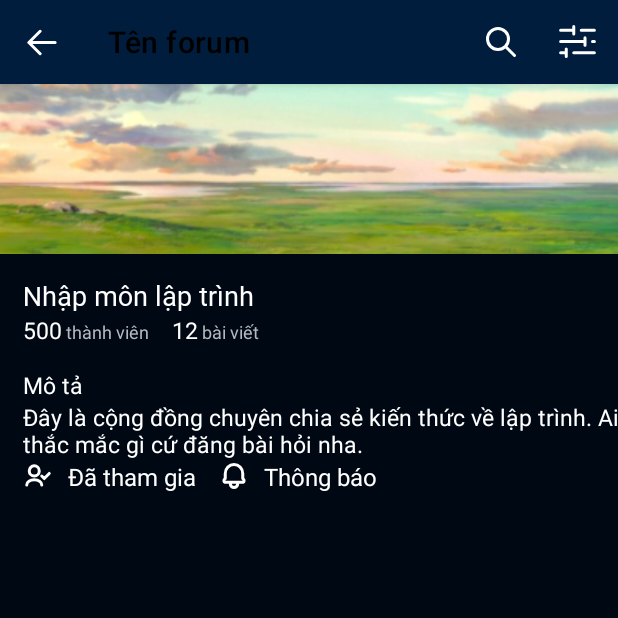
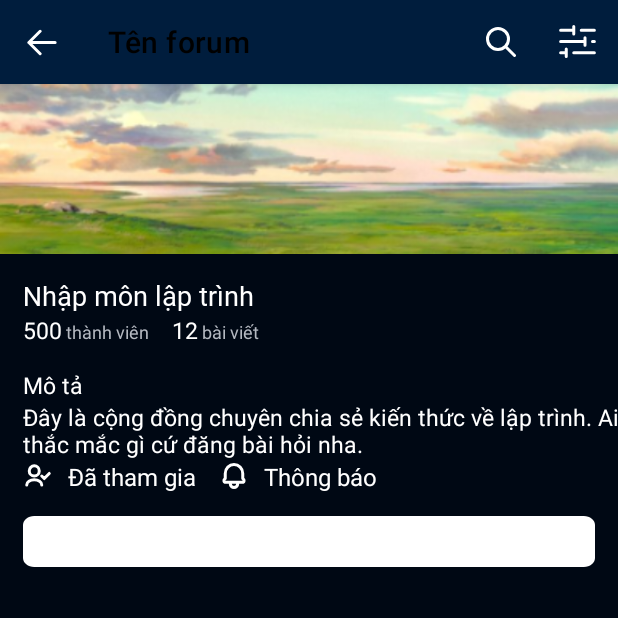
Before and after one commit to UITSE-500bros/EduForum, an Android app: the CommunityActivity screen opened directly, with no data from a screen before it, on a phone screen of 412 x 824 dp, the top half of it. Run offline under Robolectric (Android 15) with nearby library versions, the phone set to English and light mode, and no system bars; our stand-ins replace Firebase (no records; nobody signed in at launch, a user with empty details on screens opened directly), data binding; 1 statement that could not run was skipped.

Commit message:
feat: createpost btn

```diff
--- a/app/src/main/AndroidManifest.xml
+++ b/app/src/main/AndroidManifest.xml
@@ -20,7 +20,7 @@
             android:name=".activity.ui.community.CreatePostActivity"
             android:exported="false" />
         <activity
-            android:exported="false"
+            android:exported="true"
             android:name=".activity.ui.community.CommunityActivity"
             android:theme="@style/Theme.MaterialComponents.NoActionBar" />
 
--- /dev/null
+++ b/app/src/main/res/drawable/input_text_box.xml
@@ -0,0 +1,18 @@
+<vector
+    xmlns:android="http://schemas.android.com/apk/res/android"
+    xmlns:aapt="http://schemas.android.com/aapt"
+    android:width="307dp"
+    android:height="34dp"
+    android:viewportWidth="307"
+    android:viewportHeight="34"
+    >
+    <group>
+        <clip-path
+            android:pathData="M6 0H301C304.314 0 307 2.68629 307 6V28C307 31.3137 304.314 34 301 34H6C2.68629 34 0 31.3137 0 28V6C0 2.68629 2.68629 0 6 0Z"
+            />
+        <path
+            android:pathData="M0 0V34H307V0"
+            android:fillColor="#FFFFFF"
+            />
+    </group>
+</vector>
--- a/app/src/main/res/layout/activity_community.xml
+++ b/app/src/main/res/layout/activity_community.xml
@@ -144,6 +144,24 @@
             android:id="@+id/joinTextview"
             android:drawablePadding="10dp"
             app:drawableLeftCompat="@drawable/bell" />
+        <EditText
+            android:layout_width="match_parent"
+            android:layout_height="wrap_content"
+            android:hint="Bạn đang nghĩ gì?"
+            android:background="@drawable/input_text_box"
+            android:layout_marginTop="15dp"
+            android:layout_marginStart="15dp"
+            android:layout_marginEnd="15dp"
+            app:layout_constraintTop_toBottomOf="@+id/joinedTextview"
+            app:layout_constraintStart_toStartOf="parent"
+               app:layout_constraintEnd_toEndOf="parent"
+            android:paddingStart="10dp"
+            android:id="@+id/joinEditTextButton"
+            android:focusable="false"
+            android:clickable="true"
+            />
+
+
 
             <androidx.recyclerview.widget.RecyclerView
                 android:id="@+id/postRecyclerView"
@@ -152,7 +170,7 @@
                 android:layout_marginTop="15dp"
                 android:layout_marginBottom="15dp"
                 tools:listitem="@layout/item_community"
-                app:layout_constraintTop_toBottomOf="@+id/joinedTextview"
+                app:layout_constraintTop_toBottomOf="@+id/joinEditTextButton"
                 app:layout_constraintStart_toStartOf="parent"
                 app:layout_constraintEnd_toEndOf="parent"
 
```
